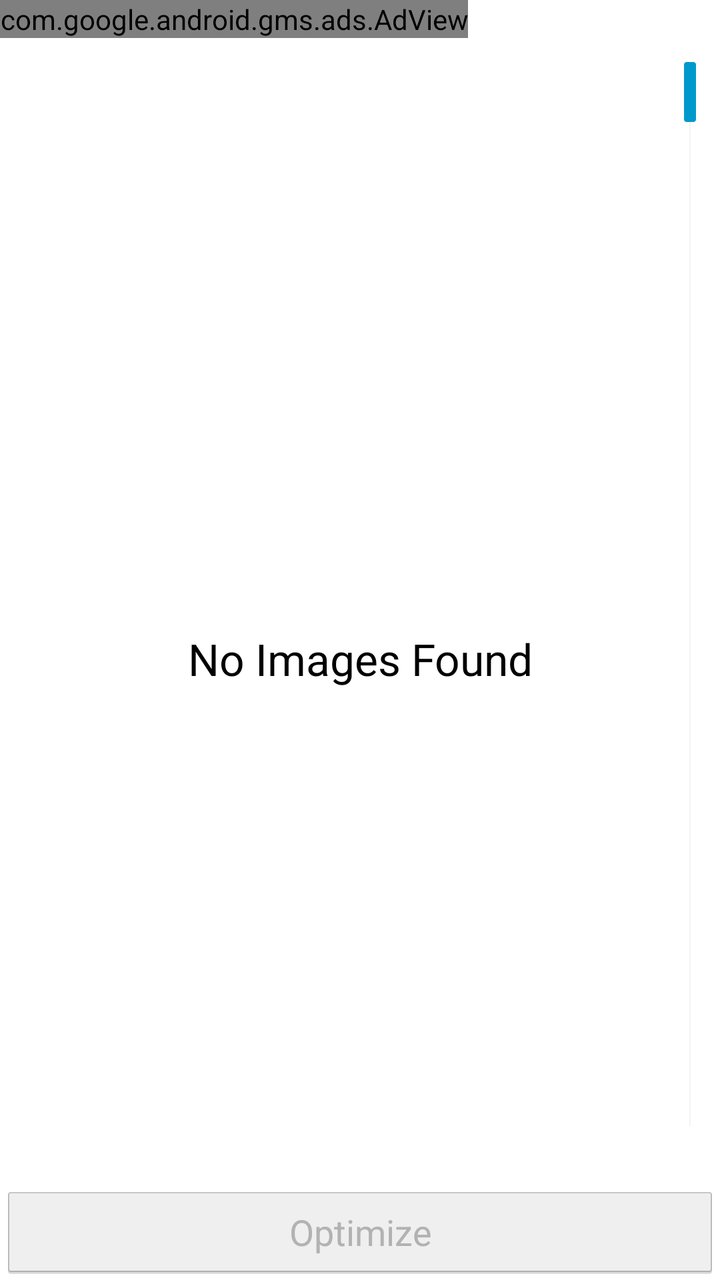
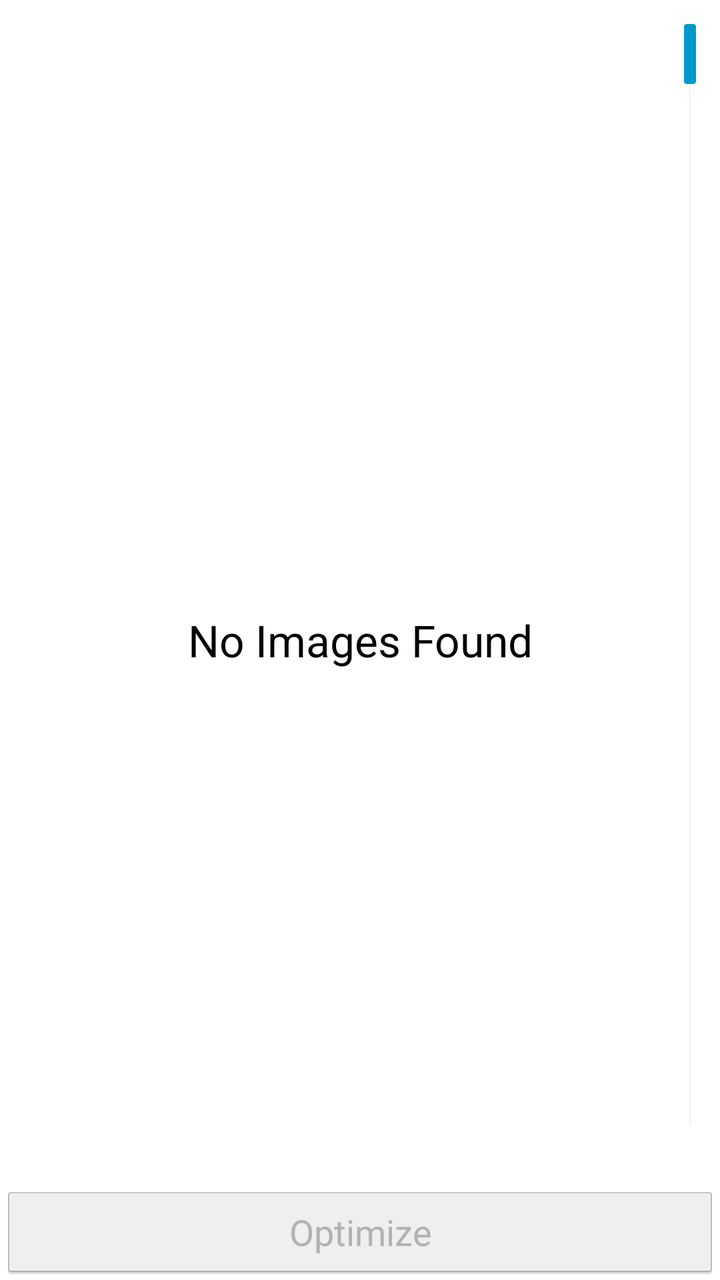

Before-and-after screenshots of an Android layout around one commit, followed by the original layout XML and the change that was made.
<!-- AndroidManifest.xml: application theme AppTheme -->
<!-- res/layout/browser.xml -->
<RelativeLayout
    xmlns:android="http://schemas.android.com/apk/res/android"
	xmlns:tools="http://schemas.android.com/tools"
	android:layout_width="match_parent"
	android:layout_height="match_parent"
	tools:context=".Browser" >

	<com.google.android.gms.ads.AdView
	    xmlns:ads="http://schemas.android.com/apk/res-auto"
	    android:id="@+id/adView"
		android:layout_width="wrap_content"
		android:layout_height="wrap_content"
		ads:adUnitId="a150e0e2f10bbc5"
		ads:adSize="SMART_BANNER"
		android:layout_alignParentTop="true"/>

	<Button
		android:id="@+id/optimize"
		android:layout_width="fill_parent"
		android:layout_height="wrap_content"
		android:layout_alignParentBottom="true"
		android:layout_alignParentLeft="true"
		android:text="@string/optimize"
		android:enabled="false"
		android:layout_alignParentStart="true"/>

	<ListView
		android:id="@android:id/list"
		android:layout_width="fill_parent"
		android:layout_height="fill_parent"
		android:layout_above="@id/optimize"
		android:layout_below="@id/adView"
		android:fastScrollEnabled="true"/>

	<TextView
		android:id="@android:id/empty"
		android:layout_width="fill_parent"
		android:layout_height="fill_parent"
		android:layout_below="@id/adView"
		android:gravity="center"
		android:text="@string/noimages"
		android:textAppearance="?android:attr/textAppearanceLarge" />
</RelativeLayout>
<!-- resources referenced by this layout -->
<resources>
  <string name="noimages">No Images Found</string>
  <string name="optimize">Optimize</string>
  <style name="AppTheme" parent="AppBaseTheme">
          
      </style>
  <style name="AppBaseTheme" parent="android:Theme.Light">
          
      </style>
</resources>

<!-- the commit's change to res/layout/browser.xml (unified diff, before → after) -->
@@ -4,15 +4,6 @@
 	android:layout_width="match_parent"
 	android:layout_height="match_parent"
 	tools:context=".Browser" >
-
-	<com.google.android.gms.ads.AdView
-	    xmlns:ads="http://schemas.android.com/apk/res-auto"
-	    android:id="@+id/adView"
-		android:layout_width="wrap_content"
-		android:layout_height="wrap_content"
-		ads:adUnitId="a150e0e2f10bbc5"
-		ads:adSize="SMART_BANNER"
-		android:layout_alignParentTop="true"/>
 
 	<Button
 		android:id="@+id/optimize"
@@ -29,14 +20,14 @@
 		android:layout_width="fill_parent"
 		android:layout_height="fill_parent"
 		android:layout_above="@id/optimize"
-		android:layout_below="@id/adView"
+		android:layout_alignParentTop="true"
 		android:fastScrollEnabled="true"/>
 
 	<TextView
 		android:id="@android:id/empty"
 		android:layout_width="fill_parent"
 		android:layout_height="fill_parent"
-		android:layout_below="@id/adView"
+		android:layout_alignParentTop="true"
 		android:gravity="center"
 		android:text="@string/noimages"
 		android:textAppearance="?android:attr/textAppearanceLarge" />
